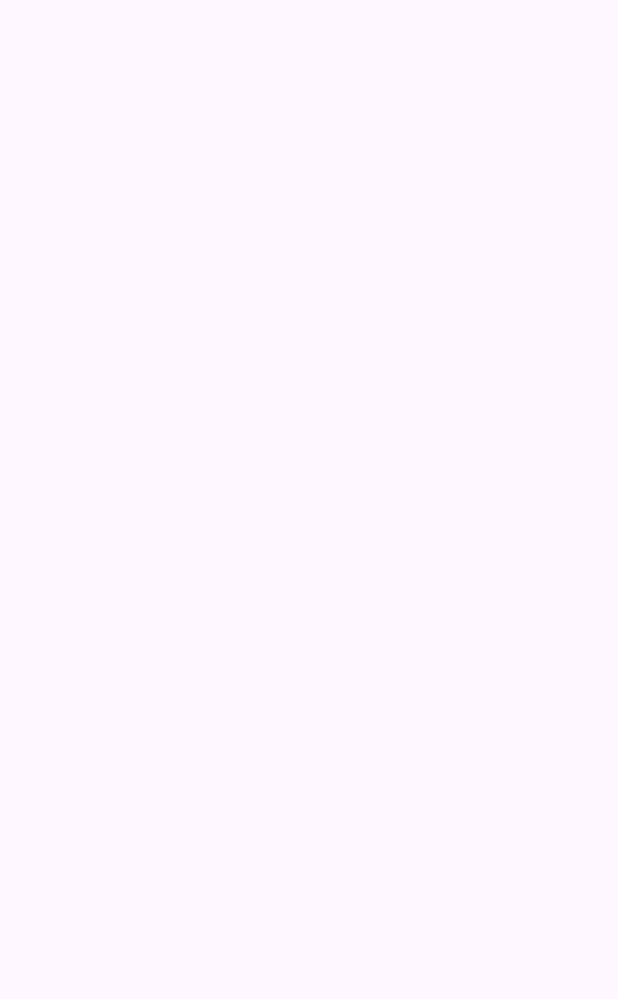
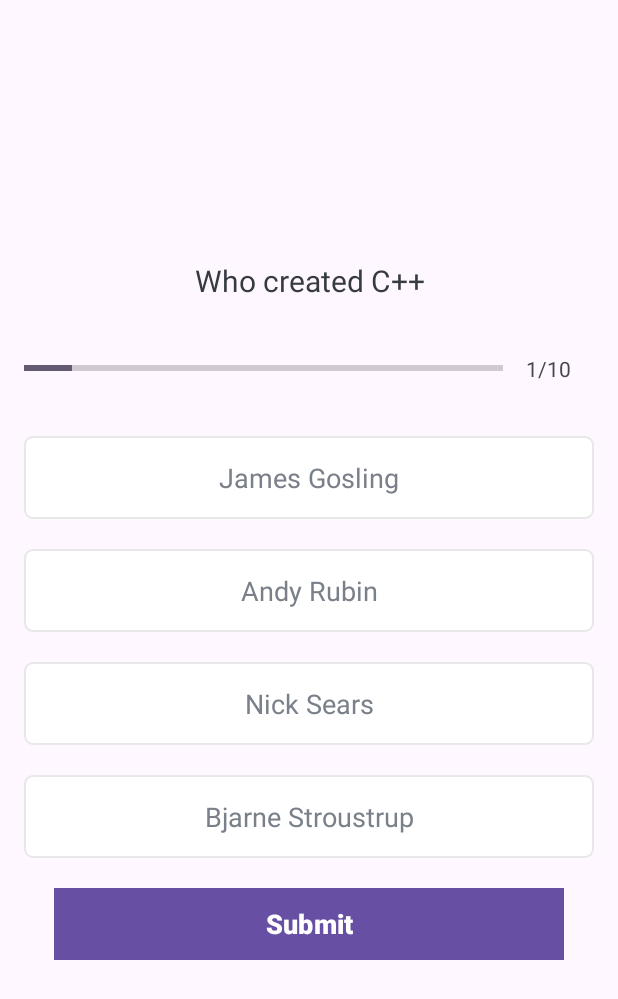
Before and after one commit to Chirag-22-10/quiz, an Android app: the Quest screen opened directly, with no data from a screen before it, on a phone screen of 412 x 824 dp. Before the commit the part shown is empty. Shown: the top 999 px of the screen. Run offline under Robolectric (Android 15) with nearby library versions, the phone set to English and light mode, and no system bars.

Commit message:
2nd part of the quiz app

```diff
--- a/app/src/main/java/com/example/quiz/Const.kt
+++ b/app/src/main/java/com/example/quiz/Const.kt
@@ -12,13 +12,48 @@ object Const {
         questionList.add(que1)
 
         val que2 = Questc(
-            1,"Who created Java", "James Gosling","Andy Rubin", "Nick Sears","Bjarne Stroustrup",4
+            1,"Who created Java", "James Gosling","Andy Rubin", "Nick Sears","Bjarne Stroustrup",1
         )
         questionList.add(que2)
         val que3 = Questc(
-            1,"Who created Android", "James Gosling","Andy Rubin", "Nick Sears","Bjarne Stroustrup",4
+            1,"Who created Android", "James Gosling","Andy Rubin", "Rasmus Lerdorf","Bjarne Stroustrup",2
         )
         questionList.add(que3)
+
+        val que4 = Questc(
+            1,"Who created php", "James Gosling","Rasmus Lerdorf", "Andy Rubin","Bjarne Stroustrup",2
+        )
+        questionList.add(que4)
+
+        val que5 = Questc(
+            1,"Who created html", "James Gosling","Andy Rubin", "Rasmus Lerdorf","Tim Berners-Lee",4
+        )
+        questionList.add(que5)
+
+        val que6 = Questc(
+            1,"who created ruby", "Yukihiro Matsumoto","Andy Rubin", "Rasmus Lerdorf","Bjarne Stroustrup",1
+        )
+        questionList.add(que6)
+
+        val que7 = Questc(
+            1,"who created c", "James Gosling","Dennis Ritchie", "Rasmus Lerdorf","Bjarne Stroustrup",3
+        )
+        questionList.add(que7)
+
+        val que8 = Questc(
+            1,"who created c++", "James Gosling","Andy Rubin", "Rasmus Lerdorf","Bjarne Stroustrup",4
+        )
+        questionList.add(que8)
+
+        val que9 = Questc(
+            1,"who created css", "James Gosling","Andy Rubin", "HÃ¥kon Wium Lie","Bjarne Stroustrup",3
+        )
+        questionList.add(que9)
+
+        val que10 = Questc(
+            1,"who created python", "Guido van Rossum","Andy Rubin", "Rasmus Lerdorf","Bjarne Stroustrup",1
+        )
+        questionList.add(que10)
         return questionList
     }
 }
--- a/app/src/main/java/com/example/quiz/Quest.kt
+++ b/app/src/main/java/com/example/quiz/Quest.kt
@@ -1,15 +1,195 @@
 package com.example.quiz
 
+import android.graphics.Color
+import android.graphics.Typeface
 import androidx.appcompat.app.AppCompatActivity
 import android.os.Bundle
 import android.util.Log
+import android.view.View
+import android.widget.Button
+import android.widget.ProgressBar
+import android.widget.TextView
+import android.widget.Toast
+import androidx.core.content.ContextCompat
 
-class Quest : AppCompatActivity() {
+class Quest : AppCompatActivity(), View.OnClickListener {
+
+    private var mcurrentPoot: Int = 1
+    private var mQuestionList: ArrayList<Questc>? = null
+    private var mSelectedopt: Int = 0
+
+    private var progressBar: ProgressBar? = null
+    private var txtProgressBar: TextView? = null
+    private var tvquestion: TextView? = null
+    private var toption1: TextView? = null
+    private var toption2: TextView? = null
+    private var toption3: TextView? = null
+    private var toption4: TextView? = null
+    private var button: Button? = null
+
     override fun onCreate(savedInstanceState: Bundle?) {
         super.onCreate(savedInstanceState)
         setContentView(R.layout.activity_quest)
 
-        val questionList = Const.getQuestions()
-        Log.i("Question size is", "${questionList.size}")
+        progressBar = findViewById(R.id.progressb)
+        tvquestion = findViewById(R.id.question)
+        toption1 = findViewById(R.id.tv_option1)
+        toption2 = findViewById(R.id.tv_option2)
+        toption3 = findViewById(R.id.tv_option3)
+        toption4 = findViewById(R.id.tv_option4)
+
+
+        txtProgressBar = findViewById(R.id.tprogress)
+        button = findViewById(R.id.Submit)
+
+
+
+
+
+
+        mQuestionList = Const.getQuestions()
+
+
+        defaultOptionsView()
+        setQuestions()
+        toption1?.setOnClickListener(this)
+        toption2?.setOnClickListener(this)
+        toption3?.setOnClickListener(this)
+        toption4?.setOnClickListener(this)
+        button?.setOnClickListener (this)
+
+
+    }
+
+    private fun setQuestions() {
+        defaultOptionsView()
+        val question: Questc = mQuestionList!![mcurrentPoot - 1]
+        progressBar?.progress = mcurrentPoot
+        txtProgressBar?.text = "$mcurrentPoot/${progressBar?.max}"
+        tvquestion?.text = question.question
+        toption1?.text = question.option1
+        toption2?.text = question.option2
+        toption3?.text = question.option3
+        toption4?.text = question.option4
+
+
+    }
+
+    private fun defaultOptionsView() {
+
+        val options = ArrayList<TextView>()
+        toption1?.let {
+            options.add(0, it)
+        }
+        toption2?.let {
+            options.add(1, it)
+        }
+        toption3?.let {
+            options.add(2, it)
+        }
+        toption4?.let {
+            options.add(3, it)
+        }
+
+        for (option in options) {
+            option.setTextColor(Color.parseColor("#7A8089"))
+            option.typeface = Typeface.DEFAULT
+            option.background = ContextCompat.getDrawable(
+                this@Quest,
+                R.drawable.default_option_border_bg
+            )
+        }
+    }
+
+    private fun selectedOptionView(tv: TextView, selectedOptionNum: Int) {
+
+        defaultOptionsView()
+
+        mSelectedopt = selectedOptionNum
+
+        tv.setTextColor(
+            Color.parseColor("#363A43")
+        )
+        tv.setTypeface(tv.typeface, Typeface.BOLD)
+        tv.background = ContextCompat.getDrawable(
+            this@Quest,
+            R.drawable.selected_option_boder_bg
+        )
+    }
+
+    override fun onClick(view: View?) {
+        when (view?.id) {
+
+            R.id.tv_option1 -> {
+                toption1?.let {
+                    selectedOptionView(it, 1)
+                }
+
+            }
+
+            R.id.tv_option2 -> {
+                toption2?.let {
+                    selectedOptionView(it, 2)
+                }
+
+            }
+
+            R.id.tv_option3 -> {
+                toption3?.let {
+                    selectedOptionView(it, 3)
+                }
+
+            }
+
+            R.id.tv_option4 -> {
+                toption4?.let {
+                    selectedOptionView(it, 4)
+                }
+
+            }
+            R.id.Submit ->{
+                if(mSelectedopt == 0){
+                    mcurrentPoot++
+
+                    when{
+                        mcurrentPoot <= mQuestionList!!.size ->{
+                            setQuestions()
+                        }
+                        else -> {
+                            Toast.makeText(this, "You made it till the end", Toast.LENGTH_LONG).show()
+                        }
+                    }
+                }else{
+                    val question = mQuestionList?.get(mcurrentPoot - 1)
+                    if(question!!.correctAnswer != mSelectedopt){
+                        answerView(mSelectedopt, R.drawable.wrong_option_border_bg)
+                    }
+                    answerView(question.correctAnswer, R.drawable.correct_option_border_bg)
+
+                    if(mcurrentPoot == mQuestionList!!.size){
+                        button?.text = "Finish"
+                    }else{
+                        button?.text="Go To Next Question"
+                    }
+                    mSelectedopt = 0
+                }
+            }
+        }
+    }
+private fun answerView(answer: Int, drawableView: Int){
+    when(answer){
+        1->{
+            toption1?.background = ContextCompat.getDrawable(this, drawableView)
+        }
+        2->{
+            toption2?.background = ContextCompat.getDrawable(this, drawableView)
+        }
+        3->{
+            toption3?.background = ContextCompat.getDrawable(this, drawableView)
+        }
+        4->{
+            toption4?.background = ContextCompat.getDrawable(this, drawableView)
+        }
     }
 }
+}
--- /dev/null
+++ b/app/src/main/java/com/example/quiz/result.kt
@@ -0,0 +1,11 @@
+package com.example.quiz
+
+import androidx.appcompat.app.AppCompatActivity
+import android.os.Bundle
+
+class result : AppCompatActivity() {
+    override fun onCreate(savedInstanceState: Bundle?) {
+        super.onCreate(savedInstanceState)
+        setContentView(R.layout.activity_result)
+    }
+}
--- /dev/null
+++ b/app/src/main/res/drawable/correct_option_border_bg.xml
@@ -0,0 +1,9 @@
+<?xml version="1.0" encoding="utf-8"?>
+<shape xmlns:android="http://schemas.android.com/apk/res/android"
+    android:shape="rectangle"
+    >
+
+    <solid android:color="@android:color/holo_green_light"> </solid>
+    <corners android:radius="5dp"></corners>
+
+</shape>
--- /dev/null
+++ b/app/src/main/res/drawable/default_option_border_bg.xml
@@ -0,0 +1,13 @@
+<?xml version="1.0" encoding="utf-8"?>
+<shape xmlns:android="http://schemas.android.com/apk/res/android"
+    android:shape="rectangle"
+    >
+    <stroke
+        android:width="1dp"
+         android:color="#E8E8E8">
+
+    </stroke>
+    <solid android:color="@color/white"> </solid>
+    <corners android:radius="5dp"></corners>
+
+</shape>
--- /dev/null
+++ b/app/src/main/res/drawable/selected_option_boder_bg.xml
@@ -0,0 +1,13 @@
+<?xml version="1.0" encoding="utf-8"?>
+<shape xmlns:android="http://schemas.android.com/apk/res/android"
+    android:shape="rectangle"
+    >
+    <stroke
+        android:width="1dp"
+        android:color="@color/design_default_color_primary">
+
+    </stroke>
+    <solid android:color="@color/white"> </solid>
+    <corners android:radius="5dp"></corners>
+
+</shape>
--- /dev/null
+++ b/app/src/main/res/drawable/wrong_option_border_bg.xml
@@ -0,0 +1,9 @@
+<?xml version="1.0" encoding="utf-8"?>
+<shape xmlns:android="http://schemas.android.com/apk/res/android"
+    android:shape="rectangle"
+    >
+
+    <solid android:color="@android:color/holo_red_dark"> </solid>
+    <corners android:radius="5dp"></corners>
+
+</shape>
--- a/app/src/main/res/layout/activity_quest.xml
+++ b/app/src/main/res/layout/activity_quest.xml
@@ -1,9 +1,126 @@
 <?xml version="1.0" encoding="utf-8"?>
-<RelativeLayout
+<ScrollView
     xmlns:tools="http://schemas.android.com/tools"
     tools:context=".Quest"
     android:layout_width="match_parent"
     android:layout_height="match_parent"
-    xmlns:android="http://schemas.android.com/apk/res/android">
+    xmlns:android="http://schemas.android.com/apk/res/android"
+    android:fillViewport="true">
 
-</RelativeLayout>
+    <LinearLayout
+        android:layout_width="match_parent"
+        android:layout_height="wrap_content"
+        android:gravity="center"
+        android:orientation="vertical"
+        android:padding="16dp">
+
+        <TextView
+            android:layout_width="match_parent"
+            android:layout_height="wrap_content"
+            android:id="@+id/question"
+            android:layout_margin="10dp"
+            android:gravity="center"
+            android:textSize="20dp"
+            android:textColor="#363A43"
+            android:text="What is java">
+
+        </TextView>
+
+
+     <LinearLayout
+         android:layout_width="match_parent"
+         android:layout_height="wrap_content"
+         android:gravity="center_vertical"
+         android:layout_marginTop="10dp"
+         android:orientation="horizontal">
+
+         <ProgressBar
+             android:id="@+id/progressb"
+             android:layout_width="0dp"
+             style="?android:attr/progressBarStyleHorizontal"
+             android:layout_height="wrap_content"
+             android:layout_weight="1"
+             android:max="10"
+             android:indeterminate="false"
+             android:minHeight="50dp"
+             android:progress="0">
+
+         </ProgressBar>
+         <TextView
+             android:id="@+id/tprogress"
+             android:layout_width="wrap_content"
+             android:layout_height="wrap_content"
+             android:gravity="center"
+             android:padding="15dp"
+             android:textSize="14sp"
+             android:text="0/9">
+
+         </TextView>
+
+     </LinearLayout>
+        <TextView
+            android:layout_width="match_parent"
+            android:layout_height="wrap_content"
+            android:id="@+id/tv_option1"
+            android:gravity="center"
+            android:padding="15dp"
+            android:textColor="#748089"
+            android:textSize="18sp"
+            android:background="@drawable/default_option_border_bg"
+            android:layout_marginTop="20dp">
+
+        </TextView>
+        <TextView
+            android:layout_width="match_parent"
+            android:layout_height="wrap_content"
+            android:id="@+id/tv_option2"
+            android:gravity="center"
+            android:padding="15dp"
+            android:textColor="#748089"
+            android:textSize="18sp"
+            android:background="@drawable/default_option_border_bg"
+            android:layout_marginTop="20dp"
+            >
+
+        </TextView>
+        <TextView
+            android:layout_width="match_parent"
+            android:layout_height="wrap_content"
+            android:id="@+id/tv_option3"
+            android:gravity="center"
+            android:padding="15dp"
+            android:textColor="#748089"
+            android:textSize="18sp"
+            android:background="@drawable/default_option_border_bg"
+            android:layout_marginTop="20dp"
+            >
+
+        </TextView>
+        <TextView
+            android:layout_width="match_parent"
+            android:layout_height="wrap_content"
+            android:id="@+id/tv_option4"
+            android:gravity="center"
+            android:padding="15dp"
+            android:textColor="#748089"
+            android:textSize="18sp"
+            android:background="@drawable/default_option_border_bg"
+            android:layout_marginTop="20dp"
+            >
+
+        </TextView>
+
+        <Button
+            android:layout_width="match_parent"
+            android:layout_height="wrap_content"
+            android:layout_margin="20dp"
+            android:text="Submit"
+            android:id="@+id/Submit"
+            android:background="@color/design_default_color_primary"
+            android:textSize="18sp"
+            android:textStyle="bold">
+
+        </Button>
+    </LinearLayout>
+
+</ScrollView>
--- /dev/null
+++ b/app/src/main/res/layout/activity_result.xml
@@ -0,0 +1,9 @@
+<?xml version="1.0" encoding="utf-8"?>
+<androidx.constraintlayout.widget.ConstraintLayout xmlns:android="http://schemas.android.com/apk/res/android"
+    xmlns:app="http://schemas.android.com/apk/res-auto"
+    xmlns:tools="http://schemas.android.com/tools"
+    android:layout_width="match_parent"
+    android:layout_height="match_parent"
+    tools:context=".result">
+
+</androidx.constraintlayout.widget.ConstraintLayout>
```
Also changed, not shown: app/src/main/AndroidManifest.xml (+7 -0 lines).
